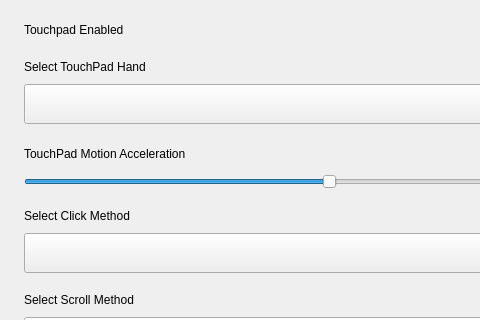
Old version of the form src/pages/page-touchpad/touchpad-settings.ui in the repository openeuler-mirror/kiran-control-panel; both pictures show x 0 to 480 and y 0 to 320 of the 654 by 562 pixel window.
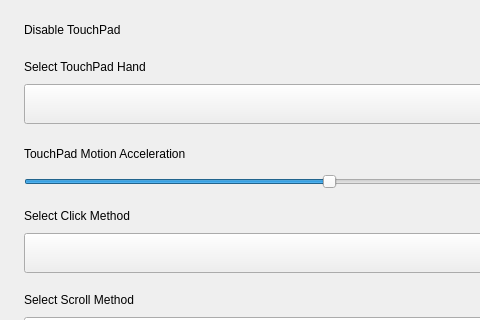
New version of the form. Custom widgets are drawn as their Qt base class.

The edit to the form file:
```diff
--- a/src/pages/page-touchpad/touchpad-settings.ui
+++ b/src/pages/page-touchpad/touchpad-settings.ui
@@ -50,7 +50,7 @@
       <item>
        <widget class="QLabel" name="label_tp_disable_touchpad">
         <property name="text">
-         <string>Touchpad Enabled</string>
+         <string>Disable TouchPad</string>
         </property>
        </widget>
       </item>
```
